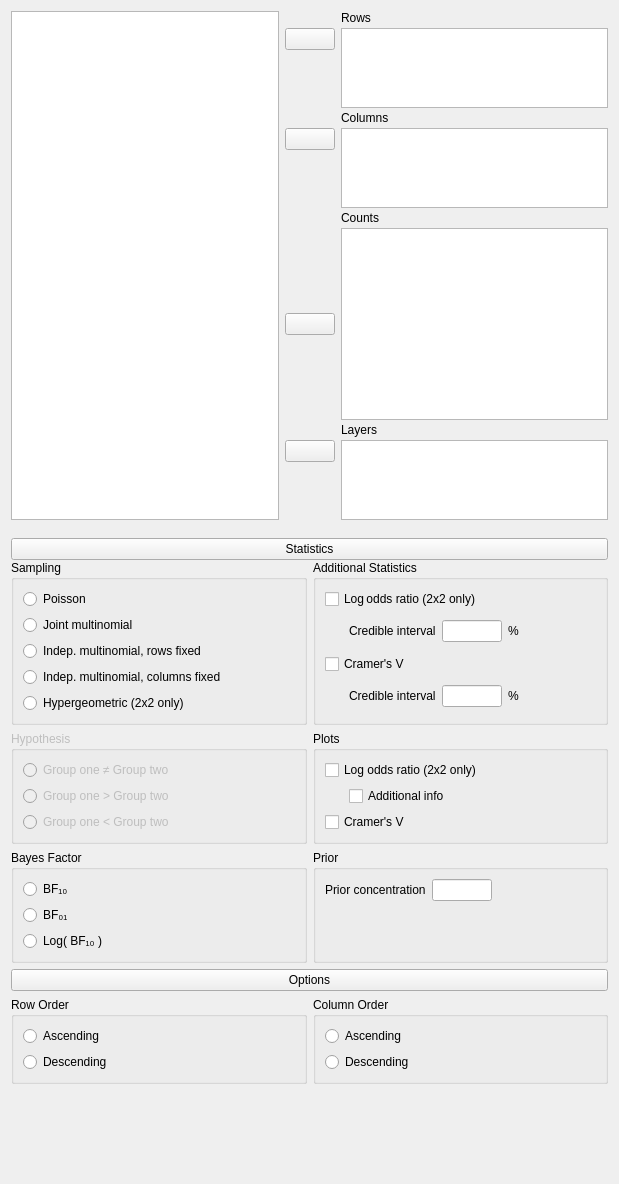
jasp-stats/jasp-desktop, file JASP-Desktop/analysisforms/contingencytablesbayesianform.ui: the form before one commit.
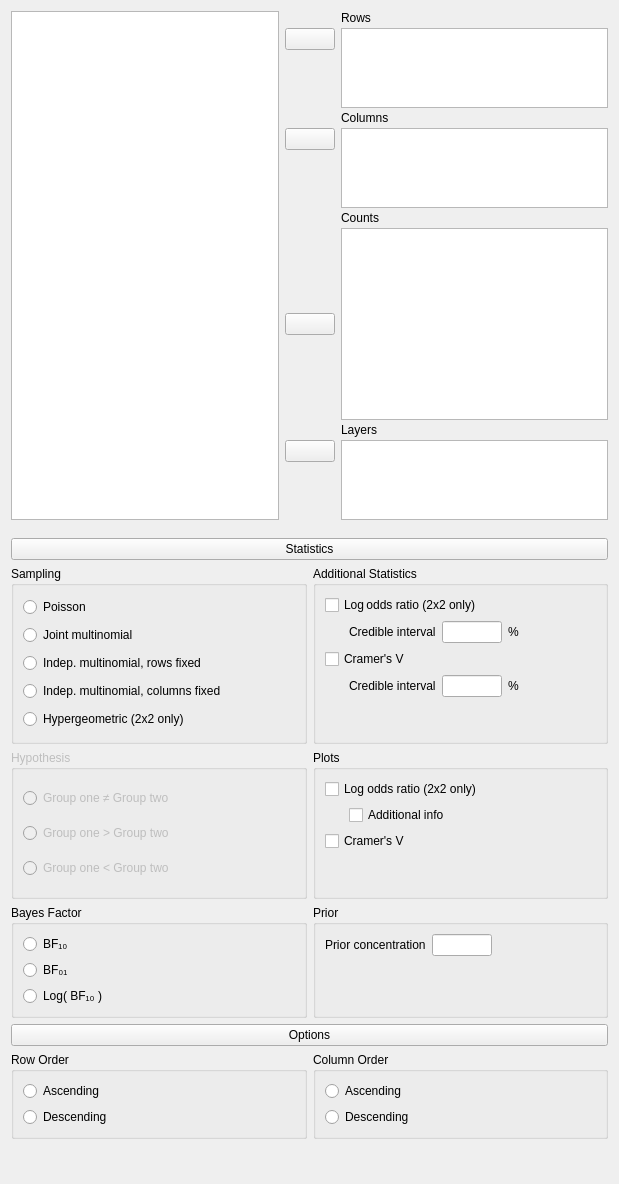
The form after the commit. Custom widgets are drawn as their Qt base class.

Commit message: B Cont Tables: Tweaks to UI spacing

The edit to the form file:
```diff
--- a/JASP-Desktop/analysisforms/contingencytablesbayesianform.ui
+++ b/JASP-Desktop/analysisforms/contingencytablesbayesianform.ui
@@ -336,9 +336,6 @@
       <property name="bottomMargin">
        <number>3</number>
       </property>
-      <property name="verticalSpacing">
-       <number>0</number>
-      </property>
       <item row="1" column="0" colspan="2">
        <widget class="ExpanderButton" name="pushButton">
         <property name="sizePolicy">
@@ -431,13 +428,6 @@
               </layout>
              </widget>
             </item>
-            <item row="4" column="0">
-             <widget class="BoundCheckBox" name="effectSize">
-              <property name="text">
-               <string>Cramer's V</string>
-              </property>
-             </widget>
-            </item>
             <item row="5" column="0" colspan="2">
              <widget class="QWidget" name="effectSizeCredibleIntervalContainer" native="true">
               <layout class="QGridLayout" name="gridLayout_23">
@@ -483,6 +473,26 @@
               </layout>
              </widget>
             </item>
+            <item row="4" column="0">
+             <widget class="BoundCheckBox" name="effectSize">
+              <property name="text">
+               <string>Cramer's V</string>
+              </property>
+             </widget>
+            </item>
+            <item row="6" column="0" colspan="2">
+             <spacer name="verticalSpacer_7">
+              <property name="orientation">
+               <enum>Qt::Vertical</enum>
+              </property>
+              <property name="sizeHint" stdset="0">
+               <size>
+                <width>20</width>
+                <height>40</height>
+               </size>
+              </property>
+             </spacer>
+            </item>
            </layout>
           </widget>
          </item>
@@ -583,6 +593,19 @@
               </property>
              </widget>
             </item>
+            <item row="3" column="0">
+             <spacer name="verticalSpacer_6">
+              <property name="orientation">
+               <enum>Qt::Vertical</enum>
+              </property>
+              <property name="sizeHint" stdset="0">
+               <size>
+                <width>20</width>
+                <height>40</height>
+               </size>
+              </property>
+             </spacer>
+            </item>
            </layout>
           </widget>
          </item>
@@ -820,11 +843,6 @@
    <extends>QListView</extends>
    <header>widgets/availablefieldslistview.h</header>
   </customwidget>
-  <customwidget>
-   <class>BoundListView</class>
-   <extends>QListView</extends>
-   <header>widgets/boundlistview.h</header>
-  </customwidget>
   <customwidget>
    <class>GroupBox</class>
    <extends>QGroupBox</extends>
@@ -842,16 +860,21 @@
    <header>widgets/boundgroupbox.h</header>
    <container>1</container>
   </customwidget>
-  <customwidget>
-   <class>ExpanderButton</class>
-   <extends>QPushButton</extends>
-   <header>widgets/expanderbutton.h</header>
-  </customwidget>
   <customwidget>
    <class>BoundCheckBox</class>
    <extends>QCheckBox</extends>
    <header>widgets/boundcheckbox.h</header>
   </customwidget>
+  <customwidget>
+   <class>BoundListView</class>
+   <extends>QListView</extends>
+   <header>widgets/boundlistview.h</header>
+  </customwidget>
+  <customwidget>
+   <class>ExpanderButton</class>
+   <extends>QPushButton</extends>
+   <header>widgets/expanderbutton.h</header>
+  </customwidget>
   <customwidget>
    <class>boundSingleItemView</class>
    <extends>QListView</extends>
```
